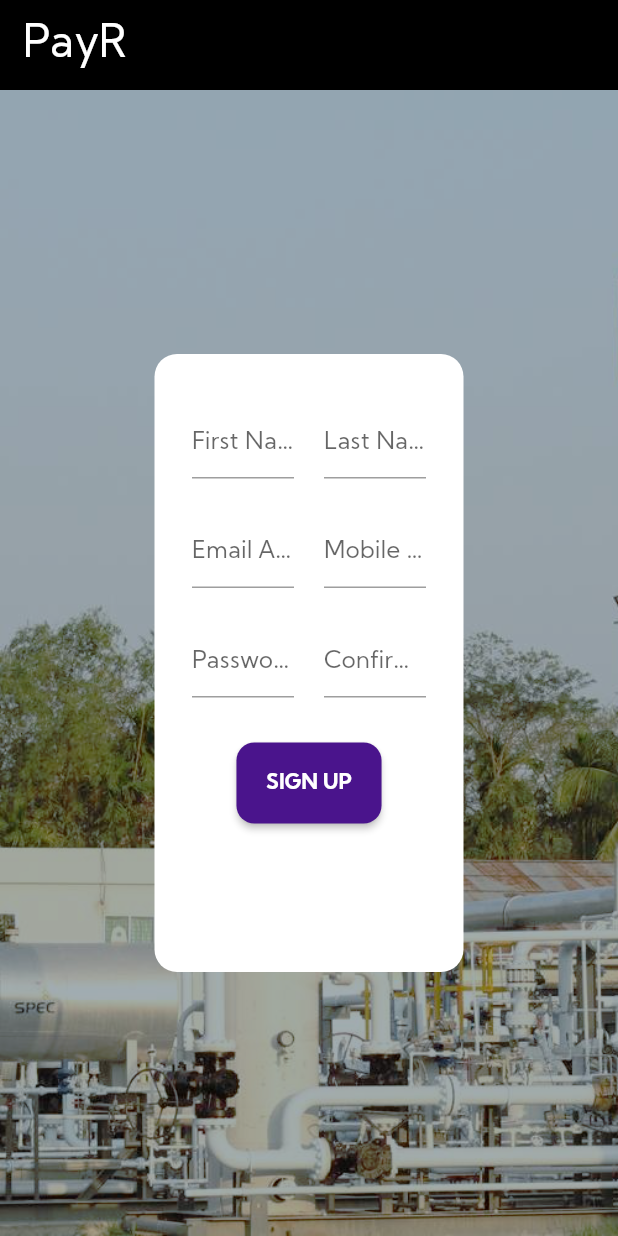
After one commit to sadmansakib/payR-310-frontend, a Flutter app: the Signup screen opened by its route, on a phone screen of 412 x 824 dp. The commit adds this screen. Run offline on Flutter 3.47's test engine with Material 2 defaults, Android fonts, the phone set to English and light mode, and no system bars.

Commit message:
implement sign up functionality
Signed-off-by: Sadman Sakib <ssadman8@gmail.com>

```diff
--- a/lib/main.dart
+++ b/lib/main.dart
@@ -1,6 +1,6 @@
 import 'package:flutter/material.dart';
 import 'package:payR/pages/dashboard/dashboard.dart';
-import './pages/signup.dart';
+import './pages/signup/signup.dart';
 import './pages/landing.dart';
 import './pages/login.dart';
 
--- /dev/null
+++ b/lib/models/signup_model.dart
@@ -0,0 +1,26 @@
+import 'package:flutter/foundation.dart';
+
+class SignUpModel {
+  String firstName;
+  String lastName;
+  String email;
+  String mobile;
+  String password;
+
+  SignUpModel(
+      {@required this.firstName,
+      @required this.lastName,
+      @required this.email,
+      @required this.mobile,
+      @required this.password});
+
+  Map<String, dynamic> toJson() {
+    final Map<String, dynamic> data = new Map<String, dynamic>();
+    data['first_name'] = this.firstName;
+    data['last_name'] = this.lastName;
+    data['email'] = this.email;
+    data['mobile'] = this.mobile;
+    data['password'] = this.password;
+    return data;
+  }
+}
--- /dev/null
+++ b/lib/pages/signup/signup.dart
@@ -0,0 +1,22 @@
+import 'package:flutter/material.dart';
+import '../../widgets/custom_appbar.dart';
+import '../../widgets/body_container.dart';
+import './signup_form.dart';
+
+class Signup extends StatelessWidget {
+  @override
+  Widget build(BuildContext context) {
+    Size size = MediaQuery.of(context).size;
+    return Scaffold(
+      appBar: CustomAppBar(),
+      body: BodyContainer(
+        height: size.height,
+        width: size.width,
+        child: SignUpForm(
+          height: size.height,
+          width: size.width,
+        ),
+      ),
+    );
+  }
+}
--- /dev/null
+++ b/lib/pages/signup/signup_form.dart
@@ -0,0 +1,132 @@
+import 'package:flutter/material.dart';
+import 'package:payR/api/apihandler.dart';
+import 'package:payR/models/signup_model.dart';
+import './signup_text_field.dart';
+
+class SignUpForm extends StatelessWidget {
+  final double height;
+  final double width;
+
+  final fNameController = TextEditingController();
+  final lNameController = TextEditingController();
+  final emailController = TextEditingController();
+  final mobileController = TextEditingController();
+  final passController = TextEditingController();
+  final confirmPassController = TextEditingController();
+
+  SignUpForm({@required this.height, @required this.width});
+
+  _signUpUser(BuildContext context) async {
+    print('entered signup');
+    if (passController.text == confirmPassController.text) {
+      SignUpModel signUpModel = SignUpModel(
+          firstName: fNameController.text,
+          lastName: lNameController.text,
+          email: emailController.text,
+          mobile: mobileController.text,
+          password: passController.text);
+      print(signUpModel);
+      int success = await APIHandler.signUp(signUpModel);
+      if (success == 201) {
+        Navigator.pushNamed(context, '/login');
+      }
+    }
+  }
+
+  @override
+  Widget build(BuildContext context) {
+    return Column(
+      crossAxisAlignment: CrossAxisAlignment.center,
+      mainAxisAlignment: MainAxisAlignment.spaceAround,
+      children: [
+        Container(
+          decoration: BoxDecoration(
+            borderRadius: BorderRadius.circular(15.0),
+            color: Colors.white,
+          ),
+          padding: EdgeInsets.symmetric(horizontal: 25.0, vertical: 35.0),
+          height: 0.5 * height,
+          width: 0.5 * width,
+          child: Column(
+            children: [
+              Row(
+                mainAxisAlignment: MainAxisAlignment.spaceEvenly,
+                children: [
+                  SignupTextField(
+                    hintText: 'First Name',
+                    controller: fNameController,
+                  ),
+                  SizedBox(
+                    width: 20,
+                  ),
+                  SignupTextField(
+                    hintText: 'Last Name',
+                    controller: lNameController,
+                  ),
+                ],
+              ),
+              SizedBox(
+                height: 25,
+              ),
+              Row(
+                mainAxisAlignment: MainAxisAlignment.spaceEvenly,
+                children: [
+                  SignupTextField(
+                    hintText: 'Email Address',
+                    controller: emailController,
+                  ),
+                  SizedBox(
+                    width: 20,
+                  ),
+                  SignupTextField(
+                    hintText: 'Mobile Number',
+                    controller: mobileController,
+                  ),
+                ],
+              ),
+              SizedBox(
+                height: 25,
+              ),
+              Row(
+                mainAxisAlignment: MainAxisAlignment.spaceEvenly,
+                children: [
+                  SignupTextField(
+                    hintText: 'Password',
+                    controller: passController,
+                  ),
+                  SizedBox(
+                    width: 20,
+                  ),
+                  SignupTextField(
+                    hintText: 'Confirmed Password',
+                    controller: confirmPassController,
+                  ),
+                ],
+              ),
+              SizedBox(
+                height: 30,
+              ),
+              RaisedButton(
+                padding: EdgeInsets.all(20.0),
+                shape: RoundedRectangleBorder(
+                  borderRadius: BorderRadius.circular(12.0),
+                ),
+                color: Colors.purple[900],
+                child: Text(
+                  'Sign up'.toUpperCase(),
+                  style: TextStyle(
+                    fontWeight: FontWeight.bold,
+                    color: Colors.white,
+                  ),
+                ),
+                onPressed: () {
+                  _signUpUser(context);
+                },
+              ),
+            ],
+          ),
+        )
+      ],
+    );
+  }
+}
--- /dev/null
+++ b/lib/pages/signup/signup_text_field.dart
@@ -0,0 +1,20 @@
+import 'package:flutter/material.dart';
+
+class SignupTextField extends StatelessWidget {
+  final String hintText;
+  final TextEditingController controller;
+
+  SignupTextField({@required this.hintText, @required this.controller});
+
+  @override
+  Widget build(BuildContext context) {
+    return Expanded(
+      child: TextFormField(
+        controller: controller,
+        decoration: InputDecoration(
+          hintText: hintText,
+        ),
+      ),
+    );
+  }
+}
--- a/pubspec.yaml
+++ b/pubspec.yaml
@@ -24,10 +24,12 @@ dependencies:
   flutter:
     sdk: flutter
 
+  http: ^0.12.0+4
+
 
   # The following adds the Cupertino Icons font to your application.
   # Use with the CupertinoIcons class for iOS style icons.
-  cupertino_icons: ^0.1.3
+  cupertino_icons: ^1.0.0
 
 dev_dependencies:
   flutter_test:
```
Also changed, not shown: lib/api/apihandler.dart (added, +13 -0 lines), lib/pages/signup.dart (deleted, +0 -121 lines), pubspec.lock.
